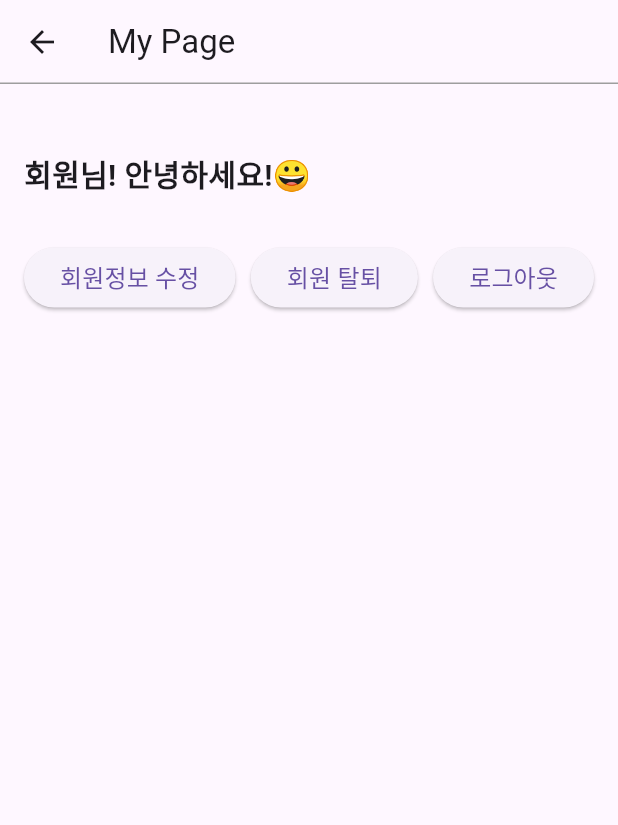
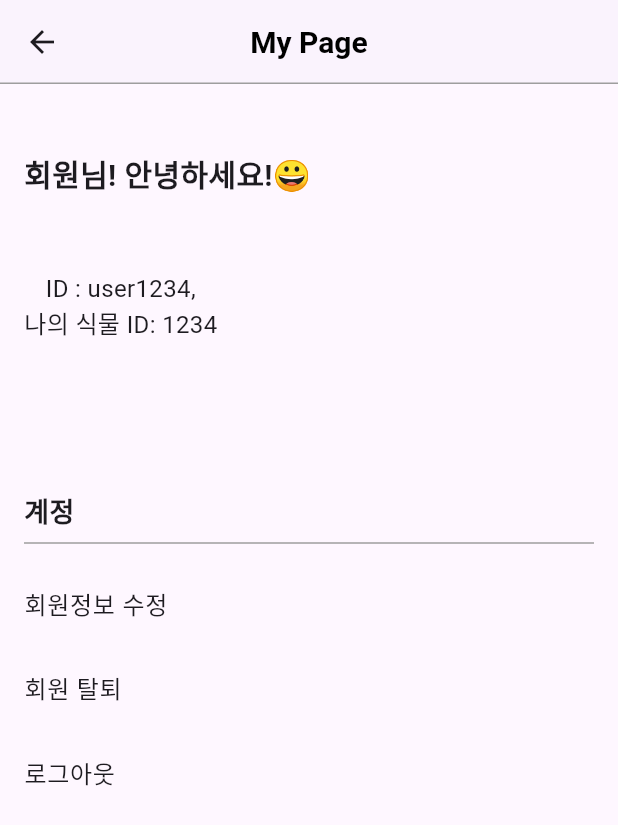
Before and after one commit to jsebal2/2024-SMHRD-IS-IoT-1-PM, a Flutter app: the Mypage screen opened directly, on a phone screen of 412 x 824 dp. Shown: the top 825 px of the screen. Run offline on Flutter 3.47's test engine with Material 3 defaults, Android fonts, the phone set to English and light mode, and no system bars; our stand-ins replace dio, flutter_secure_storage, table_calendar; missing offline and left inert: pm_project; accounts and stored records are empty; network calls fail; statements that could not run were skipped.

Commit message:
24.12.02 3주차 시작

```diff
--- a/lib/mainPage/Login.dart
+++ b/lib/mainPage/Login.dart
@@ -2,6 +2,7 @@ import 'package:flutter/material.dart';
 import 'package:dio/dio.dart';
 import 'package:pm_project/Diary/Calendar.dart';
 import 'package:pm_project/mainPage/MainPage.dart';
+import 'package:pm_project/page.dart';
 import 'package:pm_project/user/Join.dart';
 import 'package:flutter_secure_storage/flutter_secure_storage.dart';
 
@@ -42,7 +43,7 @@ class _LoginState extends State<Login> {
 
     // 홈 화면으로 이동
     Navigator.pushReplacement(
-        context, MaterialPageRoute(builder: (context) => Mainpage()));
+        context, MaterialPageRoute(builder: (context) => PageTest()));
   }
 
 
--- a/lib/mainPage/MainPage.dart
+++ b/lib/mainPage/MainPage.dart
@@ -4,8 +4,9 @@ import 'package:dio/dio.dart';
 import 'dart:async';
 import 'widget.dart';
 import 'function.dart';
-
-
+import '../Diary/Calendar.dart';
+import '../user/mypage.dart';
+import 'package:pm_project/main.dart';
 
 class Mainpage extends StatefulWidget {
   const Mainpage({super.key});
@@ -15,6 +16,7 @@ class Mainpage extends StatefulWidget {
 }
 
 class _MainpageState extends State<Mainpage> {
+  int _currentIndex = 1; // 초기 인덱스를 MainPage로 설정
   final dio = Dio();
   late Timer _timer; // 타이머 선언
   Future<Map<String, dynamic>>? _sensorDataFuture;
@@ -59,6 +61,7 @@ class _MainpageState extends State<Mainpage> {
     },
     );
   }
+
 
   Widget _buildSensorDataContent() {
     return FutureBuilder<Map<String, dynamic>>(
@@ -304,6 +307,7 @@ class _MainpageState extends State<Mainpage> {
           ),
         ),
       ),
+      // bottomNavigationBar: Bottom(),
     );
 
   }
--- a/lib/mainPage/splash_screen.dart
+++ b/lib/mainPage/splash_screen.dart
@@ -26,7 +26,7 @@ class _SplasgScreenState extends State<SplasgScreen> {
       token = retrievedtoken;
     });
 
-    Future.delayed(Duration(seconds: 2), () {
+    Future.delayed(Duration(milliseconds: 1000), () {
       if (retrievedtoken != null) {
         Navigator.pushReplacement(
             context, MaterialPageRoute(builder: (context) => Mainpage()));
--- a/lib/user/mypage.dart
+++ b/lib/user/mypage.dart
@@ -2,6 +2,7 @@ import 'package:flutter/material.dart';
 import 'package:path/path.dart';
 import 'package:pm_project/Diary/Calendar.dart';
 import 'package:pm_project/mainPage/MainPage.dart';
+import 'package:pm_project/mainPage/function.dart';
 import 'package:pm_project/user/Delete.dart';
 import 'package:pm_project/mainPage/Login.dart';
 import 'package:pm_project/user/update.dart';
@@ -12,24 +13,31 @@ class Mypage extends StatefulWidget {
   @override
   State<Mypage> createState() => _MypageState();
 }
-
-
 class _MypageState extends State<Mypage> {
-
+  // 로그아웃
   final FlutterSecureStorage secureStorage = FlutterSecureStorage();
-
   Future<void> logout (BuildContext context) async {
     await secureStorage.delete(key: 'authToken');
-
     Navigator.pushReplacement(
         context, MaterialPageRoute(builder: (context) => Login()));
   }
+
+  // id 및 식물 id 값 가져오기
+  Future<Map<String, String>> fetchUserData() async{
+    await Future.delayed(Duration(seconds: 1));
+    return {'id' : 'user1234', 'username' : '1234'};
+  }
+
+
 
   @override
   Widget build(BuildContext context) {
     return Scaffold(
       appBar: AppBar( // 상단 header
         title: Text('My Page'),
+        titleTextStyle: TextStyle(fontSize: 20, fontWeight:FontWeight.bold, color: Colors.black),
+        centerTitle: true,
+        elevation: 0.5,
         shape: Border(
           bottom: BorderSide(
             color: Colors.grey,
@@ -42,44 +50,73 @@ class _MypageState extends State<Mypage> {
         padding: EdgeInsets.all(16.0),// 중단 - content
         child: Column(
           crossAxisAlignment: CrossAxisAlignment.start,
+          children: [ // 상단 프로필
+            Container(
+              child: Text('\n회원님! 안녕하세요!😀',
+                style: TextStyle(fontSize: 20, fontWeight: FontWeight.bold),),
+            ),
+            SizedBox(height: 50),
+
+            FutureBuilder(
+              future : fetchUserData(),
+              builder: (context, snapshot) {
+                if (snapshot.connectionState == ConnectionState.waiting) {
+                  return Center(child: CircularProgressIndicator()); // 로딩중
+                } else if (snapshot.hasError) {
+                  return Text('Error : ${snapshot.error}');
+                } else if (snapshot.hasData) {
+                  final data = snapshot.data!;
+                  return Column(
+                    mainAxisAlignment: MainAxisAlignment.spaceEvenly,
                     children: [
-            Text('\n회원님! 안녕하세요!😀',
-          style: TextStyle(fontSize: 20, fontWeight: FontWeight.bold,),),
-
-            SizedBox(height: 30,),
-
+                      Text('ID : ${snapshot.data!['id']},',
+                        style: TextStyle(fontSize: 16),),
+                      Text('나의 식물 ID: ${snapshot.data!['username']}',
+                          style: TextStyle(fontSize: 16)),
+                    ],
+                  );
+                } else {
+                  return Text('데이터를 가져오지 못했습니다.');
+                }
+              },
+            ),
+            SizedBox(height: 100,),
             // 💡 하단 버튼 (회원정보 수정, 회원탈퇴, 로그아웃)
-             Row(
-               mainAxisAlignment: MainAxisAlignment.spaceBetween,
+            Column(
+              crossAxisAlignment: CrossAxisAlignment.start,
               children: [
+                Text('계정',
+                  style: TextStyle(fontSize: 18, fontWeight: FontWeight.bold
+                  ),
+                ),
+                Divider(color: Colors.grey,),
+                SizedBox(height: 5,),
                 // 회원정보 수정 페이지로 이동
-                 ElevatedButton(
-                      onPressed: () {
+                ListTile(
+                  onTap: () {
                     Navigator.push(context, MaterialPageRoute(
                         builder: (context) {return Update();}));},
-                      child: Text('회원정보 수정',
-                      style: TextStyle(fontSize: 16),),
+                  title: Text('회원정보 수정', style: TextStyle(fontSize: 16),),
+                  contentPadding: EdgeInsets.symmetric(horizontal: 0),
                 ),
                 // 회원 탈퇴 페이지로 이동
-                 ElevatedButton(
-                   onPressed: () {
+                ListTile(
+                  onTap: () {
                     Navigator.push(context, MaterialPageRoute(
                         builder: (context) {return Delete();}));},
-                   child: Text('회원 탈퇴',
-                     style: TextStyle(fontSize: 16),),
+                  title: Text('회원 탈퇴', style: TextStyle(fontSize: 16),),
+                  contentPadding: EdgeInsets.symmetric(horizontal: 0),
                 ),
                 // 로그아웃
-                 ElevatedButton(
-                   onPressed: () {
+                ListTile(
+                  onTap: () {
                     Navigator.pushAndRemoveUntil(context, MaterialPageRoute(
                         builder: (context) {return Login();}), (route)=>false);},
-                   child: Text('로그아웃',
-                     style: TextStyle(fontSize: 16),),
+                  title: Text('로그아웃', style: TextStyle(fontSize: 16),),
+                  contentPadding: EdgeInsets.symmetric(horizontal: 0),
                 ),
-
               ],
             ),
-
           ],
         ),
       ),
```
Also changed, not shown: lib/main.dart (+49 -0 lines), lib/page.dart (added, +18 -0 lines). Lines whose indentation alone changed are shown as unchanged.
